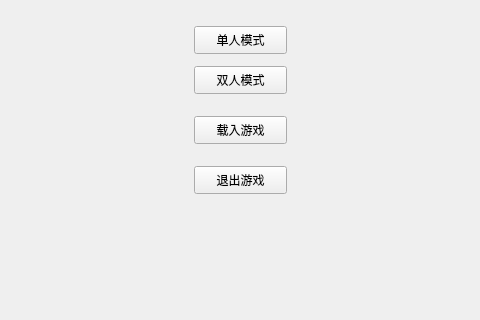
This is lib/startpage.ui in Chasingdreams6/QLink as Qt 5 draws it before an edit; both pictures show x 216 to 696 and y 324 to 644 of the 960 by 880 pixel window. The edited form follows.
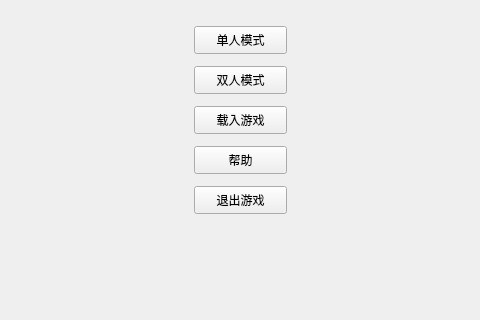
This is the edited form.

What changed in the file:
```diff
--- a/lib/startpage.ui
+++ b/lib/startpage.ui
@@ -62,7 +62,7 @@
    <property name="geometry">
     <rect>
      <x>410</x>
-     <y>490</y>
+     <y>510</y>
      <width>93</width>
      <height>28</height>
     </rect>
@@ -75,7 +75,7 @@
    <property name="geometry">
     <rect>
      <x>410</x>
-     <y>440</y>
+     <y>430</y>
      <width>93</width>
      <height>28</height>
     </rect>
@@ -84,6 +84,19 @@
     <string>载入游戏</string>
    </property>
   </widget>
+  <widget class="QPushButton" name="pushButton_5">
+   <property name="geometry">
+    <rect>
+     <x>410</x>
+     <y>470</y>
+     <width>93</width>
+     <height>28</height>
+    </rect>
+   </property>
+   <property name="text">
+    <string>帮助</string>
+   </property>
+  </widget>
  </widget>
  <resources/>
  <connections/>
```
